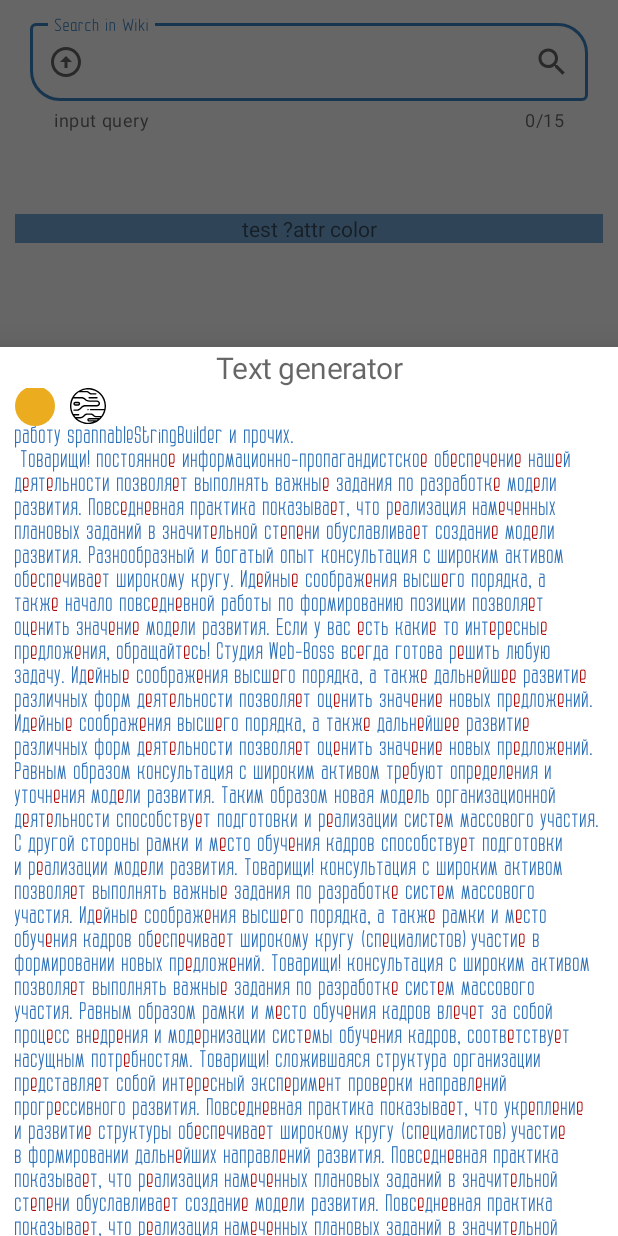
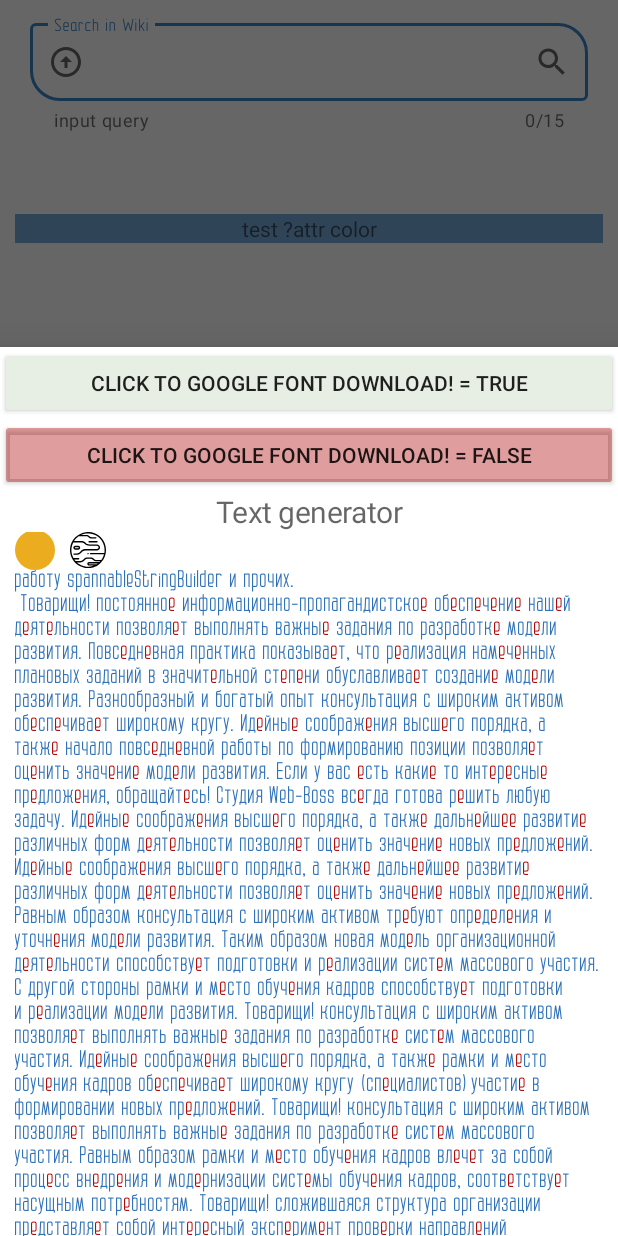
Before and after one commit to vikzak/MaterialDesignMay, an Android app: the screen it shows after launch (MainActivity), after a tap on an icon or button, on a phone screen of 412 x 824 dp. Run offline under Robolectric (Android 15) with nearby library versions, the phone set to English and light mode, and no system bars; pictures from the network do not load; Roboto replaces fonts that are not available here; 1 statement that could not run was skipped.

Commit message:
ДЗ№7 3) добавлена возможность загрузки шрифта из сервисов google (с выводом ошибки и с благополучной загрузкой)

```diff
--- /dev/null
+++ b/app/src/main/res/drawable/ic_baseline_font_download_24.xml
@@ -0,0 +1,5 @@
+<vector android:height="24dp" android:tint="#000000"
+    android:viewportHeight="24" android:viewportWidth="24"
+    android:width="24dp" xmlns:android="http://schemas.android.com/apk/res/android">
+    <path android:fillColor="@android:color/white" android:pathData="M9.93,13.5h4.14L12,7.98zM20,2L4,2c-1.1,0 -2,0.9 -2,2v16c0,1.1 0.9,2 2,2h16c1.1,0 2,-0.9 2,-2L22,4c0,-1.1 -0.9,-2 -2,-2zM15.95,18.5l-1.14,-3L9.17,15.5l-1.12,3L5.96,18.5l5.11,-13h1.86l5.11,13h-2.09z"/>
+</vector>
--- a/app/src/main/res/layout/faragment_dialog_sheet_bottom.xml
+++ b/app/src/main/res/layout/faragment_dialog_sheet_bottom.xml
@@ -14,13 +14,27 @@
             android:layout_height="match_parent"
             android:orientation="vertical">
 
+            <androidx.appcompat.widget.AppCompatButton
+                android:id="@+id/button_AK_true"
+                android:layout_width="match_parent"
+                android:layout_height="wrap_content"
+                android:backgroundTint="@color/mypalettegreen_50"
+                android:text="Click to Google font download! = true" />
+
+            <androidx.appcompat.widget.AppCompatButton
+                android:id="@+id/button_AK_false"
+                android:layout_width="match_parent"
+                android:layout_height="wrap_content"
+                android:backgroundTint="@color/colorAccent40Alfa"
+                android:text="Click to Google font download! = false" />
+
             <TextView
                 android:id="@+id/text_Title_dialog_sheet_bottom"
-                android:textAppearance="@style/myHeadlineStyle"
                 android:layout_width="match_parent"
                 android:layout_height="wrap_content"
                 android:text="@string/title_text_generator"
                 android:textAlignment="center"
+                android:textAppearance="@style/myHeadlineStyle"
                 android:textSize="@dimen/text_size_title"
                 tools:text="text title" />
 
@@ -30,8 +44,8 @@
                 android:layout_height="wrap_content"
                 android:paddingStart="@dimen/text_padding_start_explanation"
                 android:paddingEnd="@dimen/text_padding_end_explanation"
-                android:textSize="@dimen/text_size_explanation"
-                android:text="@string/text_generator"/>
+                android:text="@string/text_generator"
+                android:textSize="@dimen/text_size_explanation" />
 
 
         </LinearLayout>
```
Also changed, not shown: app/src/main/java/com/example/materialdesign/view/ui/ESIBottomSheetDialogFragment.kt (+80 -15 lines).
